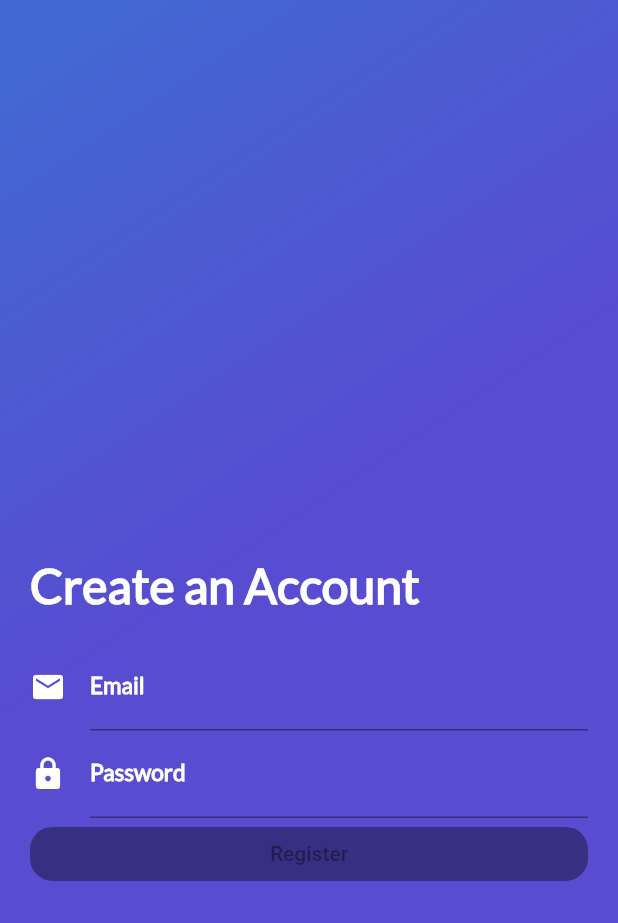
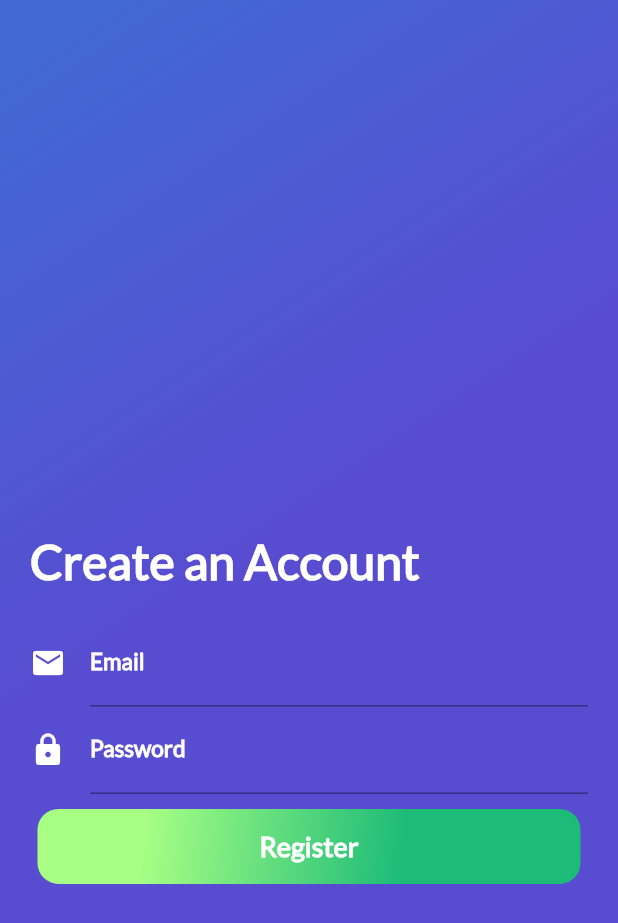
Before and after one commit to ceaumo02/Bloc_Login_Google_Futter, a Flutter app: the screen it shows after launch, after a tap on "Create an Account", on a phone screen of 412 x 824 dp. Shown: the top 923 px of the screen. Run offline on Flutter 3.47's test engine with Material 2 defaults, Android fonts, the light colour scheme and no system bars; our stand-ins replace bloc, equatable, firebase_auth, flutter_bloc, google_sign_in, rxdart and 1 more; missing offline and left inert: flutter_auth_buttons; accounts and stored records are empty.

Commit message:
change button green

```diff
--- a/lib/user/ui/widgets/register/register_button.dart
+++ b/lib/user/ui/widgets/register/register_button.dart
@@ -9,10 +9,34 @@ class RegisterButton extends StatelessWidget {
 
   @override
   Widget build(BuildContext context) {
-    return RaisedButton(
-      shape: RoundedRectangleBorder(borderRadius: BorderRadius.circular(15)),
-      onPressed: _onPressed,
-      child: Text('Register'),
+    return InkWell(
+      onTap: _onPressed,
+      child: Container(
+        margin: EdgeInsets.only(top: 10.0, left: 5.0, right: 5.0, bottom: 20),
+        width: 250,
+        height: 50,
+        decoration: BoxDecoration(
+            borderRadius: BorderRadius.circular(14),
+            gradient: LinearGradient(
+                colors: [
+                  Color(0xFFa7ff84), //arriba
+                  Color(0xFF1cbb78) //bajo
+                ],
+                begin: FractionalOffset(0.2, 0.0),
+                end: FractionalOffset(1.0, 0.6),
+                stops: [0.0, 0.6],
+                tileMode: TileMode.clamp)),
+        child: Center(
+          child: Text(
+            'Register',
+            style: TextStyle(
+                fontSize: 18.0,
+                fontFamily: "Lato",
+                color: Colors.white,
+                fontWeight: FontWeight.bold),
+          ),
+        ),
+      ),
     );
   }
 }
```
